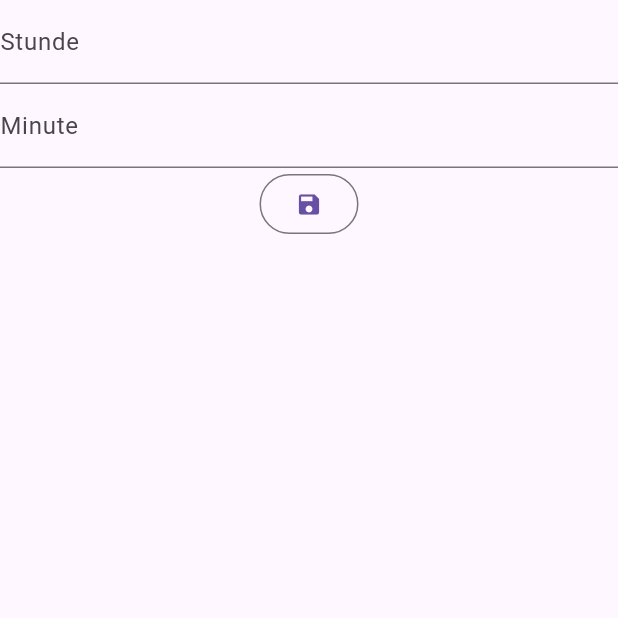
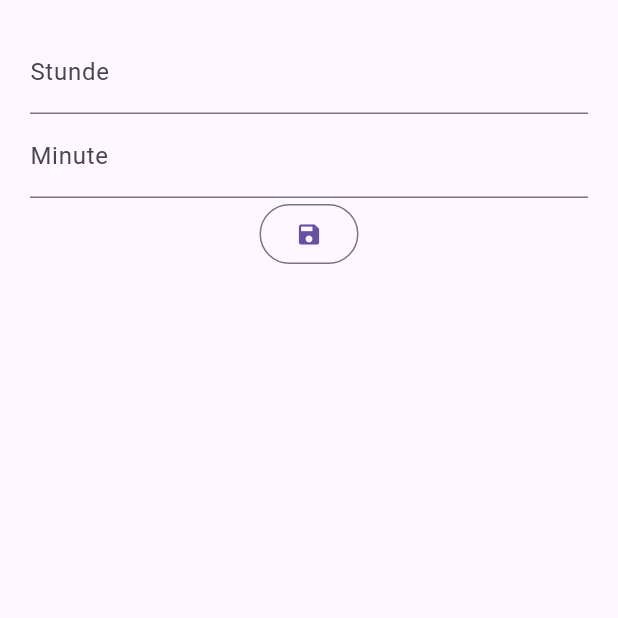
Before and after one commit to TakeMeH0me/take_me_home, a Flutter app: the screen it shows after launch, after a tap on the "edit" icon, on a phone screen of 412 x 824 dp, the top half of it. Run offline on Flutter 3.47's test engine with Material 3 defaults, Android fonts, the light colour scheme and no system bars; our stand-ins replace bloc, dartz, equatable, flutter_bloc, get_it, internet_connection_checker.

Commit message:
added local deleteHome via Swiping the Card; CurrentLocationCard returns a TimeOfDay

```diff
--- a/lib/presentation/pages/edit_time_to_start_page.dart
+++ b/lib/presentation/pages/edit_time_to_start_page.dart
@@ -14,6 +14,8 @@ class _EditTimeToStartState extends State<EditTimeToStart> {
   Widget build(BuildContext context) {
     return Scaffold(
       body: SafeArea(
+        child: Padding(
+          padding: EdgeInsets.all(20),
           child: Column(
             children: <Widget>[
               // Textfeld für Stunden
@@ -37,13 +39,15 @@ class _EditTimeToStartState extends State<EditTimeToStart> {
                   final int minute = int.tryParse(minuteController.text) ??
                       0; // Standardwert 0, wenn Konvertierung fehlschlägt
 
-                TimeOfDay selectedTime = TimeOfDay(hour: hour, minute: minute);
+                  TimeOfDay selectedTime =
+                      TimeOfDay(hour: hour, minute: minute);
 
                   // Verwendung von Navigator.pop, um die ausgewählte Zeit zurück zur vorherigen Seite zu senden
                   Navigator.pop(context, selectedTime);
                 },
               )
             ],
+          ),
         ),
       ),
     );
--- a/lib/presentation/pages/show_homes_page.dart
+++ b/lib/presentation/pages/show_homes_page.dart
@@ -16,6 +16,12 @@ class ShowHomesPage extends StatefulWidget {
 }
 
 class _ShowHomesPageState extends State<ShowHomesPage> {
+  void _deleteHome(String id) {
+    setState(() {
+      _homes.removeWhere((home) => home.id == id);
+    });
+  }
+
   final List<HomeEntity> _homes = [
     const HomeEntity(
       id: '1',
@@ -61,9 +67,10 @@ class _ShowHomesPageState extends State<ShowHomesPage> {
             startStation: 'Gera Dhge',
             distance: '12',
             departureArrival: 'Hallo',
-            track: 'test',
             leadingIcon: Icon(Icons.gps_fixed),
             trailingIcon: Icon(Icons.edit),
+            onResult: onResultRecieved,
+            track: 'hallo',
           ),
           ..._getHomeWidgets(context),
         ]),
@@ -74,8 +81,20 @@ class _ShowHomesPageState extends State<ShowHomesPage> {
   List<Widget> _getHomeWidgets(BuildContext context) {
     List<Widget> homeCardsWithSpaces = [];
     for (final HomeEntity home in _homes) {
-      homeCardsWithSpaces.add(
-        SizedBox(
+      final Widget dismissibleCard = Dismissible(
+        key: Key(home.id), // Unique key for Dismissible
+        direction: DismissDirection.endToStart, // Swipe direction
+        onDismissed: (direction) {
+          // Callback when the item is dismissed
+          _deleteHome(home.id);
+        },
+        background: Container(
+          color: Colors.red,
+          alignment: Alignment.centerRight,
+          padding: EdgeInsets.only(right: 20.0),
+          child: Icon(Icons.delete, color: Colors.white),
+        ),
+        child: SizedBox(
           width: MediaQuery.of(context).size.width * 0.75,
           height: 75.0,
           child: HomeButton(
@@ -93,6 +112,7 @@ class _ShowHomesPageState extends State<ShowHomesPage> {
         ),
       );
 
+      homeCardsWithSpaces.add(dismissibleCard);
       homeCardsWithSpaces.add(const SizedBox(height: 10.0));
     }
 
@@ -122,3 +142,9 @@ class _ShowHomesPageState extends State<ShowHomesPage> {
     });
   }
 }
+
+TimeOfDay onResultRecieved(dynamic result) {
+  TimeOfDay time = TimeOfDay(hour: result.hour, minute: result.minute);
+
+  return time;
+}
--- a/lib/presentation/widgets/current_location_card.dart
+++ b/lib/presentation/widgets/current_location_card.dart
@@ -8,6 +8,7 @@ class CurrentLocationCard extends StatefulWidget {
   final String track;
   final Icon leadingIcon;
   final Icon trailingIcon;
+  final Function(dynamic result) onResult;
 
   const CurrentLocationCard({
     Key? key,
@@ -17,6 +18,7 @@ class CurrentLocationCard extends StatefulWidget {
     required this.track,
     required this.leadingIcon,
     required this.trailingIcon,
+    required this.onResult,
   }) : super(key: key);
 
   @override
@@ -31,10 +33,9 @@ class _CurrentLocationCardState extends State<CurrentLocationCard> {
       MaterialPageRoute(builder: (context) => EditTimeToStart()),
     );
 
+    widget.onResult(result);
+
     // After the Selection Screen returns a result, show it in a Snackbar!
-    ScaffoldMessenger.of(context)
-      ..removeCurrentSnackBar()
-      ..showSnackBar(SnackBar(content: Text('$result')));
   }
 
   @override
```
Lines whose indentation alone changed are shown as unchanged.
